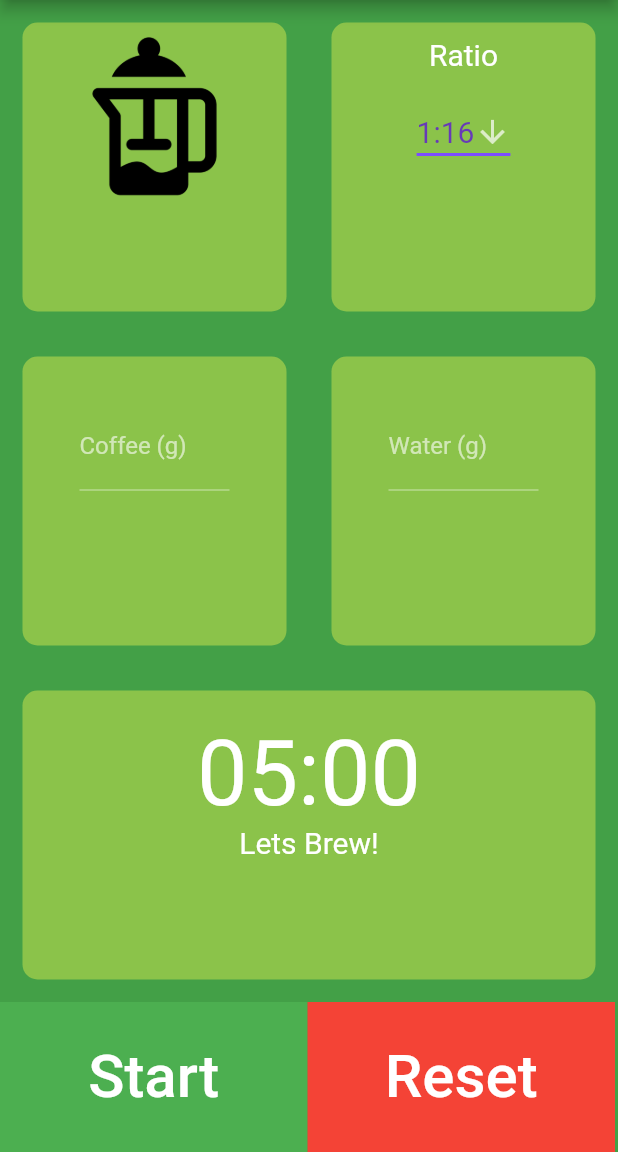
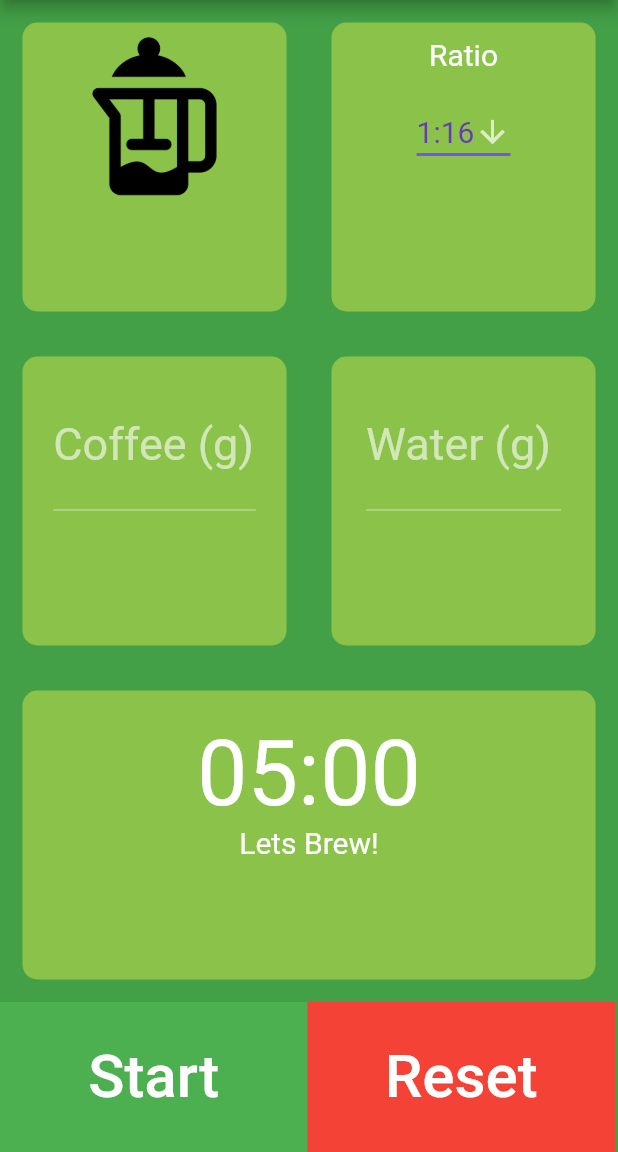
Before and after one commit to jlcamacho-dev/koffeem8, a Flutter app: the screen it shows after launch, on a phone screen of 412 x 824 dp, the part 84-1236 px from its top. Run offline on Flutter 3.47's test engine with Material 2 defaults, Android fonts, the phone set to English and light mode, and no system bars.

Commit message:
refined resizing of input fields

```diff
--- a/koffeem8_app/lib/InputPage.dart
+++ b/koffeem8_app/lib/InputPage.dart
@@ -171,9 +171,13 @@ class _InputPageState extends State<InputPage> {
                       children: <Widget>[
                         Container(
                           height: 120.0,
-                          width: 100.0,
+                          width: 135.0,
                           child: Center(
                             child: TextField(
+                              style: TextStyle(
+                                fontSize: 30.0,
+                              ),
+                              textAlign: TextAlign.center,
                               controller: _txtCoffee,
                               onChanged: (text) {
                                 _gCoffee = double.parse(text);
@@ -199,9 +203,13 @@ class _InputPageState extends State<InputPage> {
                       children: <Widget>[
                         Container(
                           height: 120.0,
-                          width: 100.0,
+                          width: 130.0,
                           child: Center(
                             child: TextField(
+                              style: TextStyle(
+                                fontSize: 30.0,
+                              ),
+                              textAlign: TextAlign.center,
                               controller: _txtWater,
                               onChanged: (text) {
                                 _gWater = double.parse(text);
```
